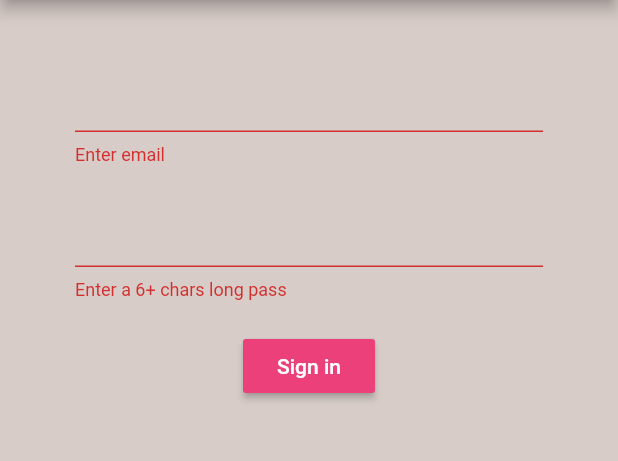
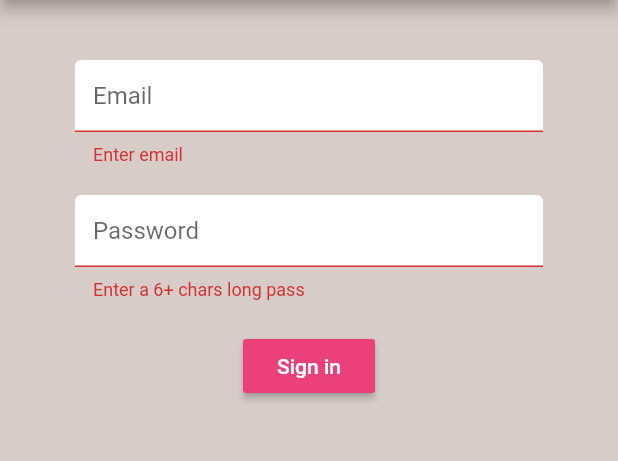
Before and after one commit to karkakol/brew_app, a Flutter app: the SignIn screen opened directly, after a tap on "Sign in", on a phone screen of 412 x 824 dp, the part 84-545 px from its top. Run offline on Flutter 3.47's test engine with Material 2 defaults, Android fonts, the phone set to English and light mode, and no system bars; our stand-ins replace firebase_auth, firebase_core, flutter_spinkit; accounts and stored records are empty.

Commit message:
add login with email and password

```diff
--- a/lib/screens/authenticate/register.dart
+++ b/lib/screens/authenticate/register.dart
@@ -1,5 +1,7 @@
 import 'package:flutter/material.dart';
 import 'package:brew_crew/services/auth.dart';
+import 'package:brew_crew/shared/constans.dart';
+
 
 class Register extends StatefulWidget {
   final Function toggleView;
@@ -44,6 +46,7 @@ class _RegisterState extends State<Register> {
             children: [
               SizedBox(height: 20.0),
               TextFormField(
+                decoration: textInputDecoration.copyWith(hintText: 'Email'),
                 validator: (val) => val.isEmpty ? 'Enter email' : null,
                 onChanged: (val) {
                   setState(() {
@@ -53,6 +56,7 @@ class _RegisterState extends State<Register> {
               ),
               SizedBox(height: 20.0),
               TextFormField(
+                decoration: textInputDecoration.copyWith(hintText: 'Password'),
                 validator: (val) => val.length < 6 ? 'Pass is to short' : null,
                 obscureText: true,
                 onChanged: (val) {
--- a/lib/screens/authenticate/sign_in.dart
+++ b/lib/screens/authenticate/sign_in.dart
@@ -1,6 +1,6 @@
 import 'package:brew_crew/services/auth.dart';
 import 'package:flutter/material.dart';
-import 'package:firebase_core/firebase_core.dart';
+import 'package:brew_crew/shared/constans.dart';
 
 class SignIn extends StatefulWidget {
   final Function toggleView;
@@ -12,11 +12,13 @@ class SignIn extends StatefulWidget {
 }
 
 class _SignInState extends State<SignIn> {
+  final AuthService _auth = AuthService();
   final _formKey = GlobalKey<FormState>();
 
   //text field state
   String email = '';
   String password = '';
+  String error = '';
 
   @override
   Widget build(BuildContext context) {
@@ -44,6 +46,7 @@ class _SignInState extends State<SignIn> {
             children: [
               SizedBox(height: 20.0),
               TextFormField(
+                decoration: textInputDecoration.copyWith(hintText: 'Email'),
                 validator: (val) => val.isEmpty ? 'Enter email' : null,
                 onChanged: (val) {
                   setState(() {
@@ -53,7 +56,9 @@ class _SignInState extends State<SignIn> {
               ),
               SizedBox(height: 20.0),
               TextFormField(
-              validator: (val) => val.length < 6 ? 'Enter a 6+ chars long pass' : null,
+                decoration: textInputDecoration.copyWith(hintText: 'Password'),
+                validator: (val) =>
+                    val.length < 6 ? 'Enter a 6+ chars long pass' : null,
                 obscureText: true,
                 onChanged: (val) {
                   setState(() {
@@ -64,9 +69,11 @@ class _SignInState extends State<SignIn> {
               SizedBox(height: 20.0),
               RaisedButton(
                 onPressed: () async {
-                if(_formKey.currentState.validate()){
-                  print(email);
-                  print(password);
+                  if (_formKey.currentState.validate()) {
+                    dynamic result  = await _auth.signInWithEmailAndPassword(email, password);
+                    if(result == null){
+                      setState(() => error = 'your data is icorrect');
+                    }
                   }
                 },
                 color: Colors.pink[400],
@@ -77,8 +84,14 @@ class _SignInState extends State<SignIn> {
                   ),
                 ),
               ),
+              SizedBox(height: 20.0),
+              Text(
+                error,
+                style: TextStyle(color: Colors.red, fontSize: 14.0),
+              )
             ],
-        )),
+          ),
+        ),
       ),
     );
   }
--- a/lib/services/auth.dart
+++ b/lib/services/auth.dart
@@ -33,7 +33,17 @@ class AuthService {
   }
 
 // sign in with email & password
-
+  Future signInWithEmailAndPassword(String email, String pass) async {
+    try{
+      UserCredential result = await _auth.signInWithEmailAndPassword(email: email, password: pass);
+      User user  = result.user;
+      return _userFromFirebaseUser(user);
+    }
+    catch(e){
+      print(e.toString());
+      return null;
+    }
+  }
 // register with email & password
   Future registerWithEmailAndPassword(String email, String pass) async {
     try{
--- /dev/null
+++ b/lib/shared/constans.dart
@@ -0,0 +1,12 @@
+import 'package:flutter/material.dart';
+
+const textInputDecoration = InputDecoration(
+  fillColor: Colors.white,
+  filled: true,
+  enabledBorder: OutlineInputBorder(
+    borderSide: BorderSide(color: Colors.white, width: 2.0),
+  ),
+  focusedBorder: OutlineInputBorder(
+    borderSide: BorderSide(color: Colors.pink, width: 2.0),
+  ),
+);
--- a/pubspec.yaml
+++ b/pubspec.yaml
@@ -23,12 +23,11 @@ environment:
 dependencies:
   flutter:
     sdk: flutter
-  flutter_spinkit: "^4.1.2"
+  flutter_spinkit: ^4.1.2+1
   firebase_auth: ^0.18.0+1
   cloud_firestore: "^0.14.0+2"
   firebase_core: ^0.5.0
   provider: ^4.3.3
-
 
   # The following adds the Cupertino Icons font to your application.
   # Use with the CupertinoIcons class for iOS style icons.
```
Also changed, not shown: lib/shared/loading.dart (added). Lines whose indentation alone changed are shown as unchanged.
